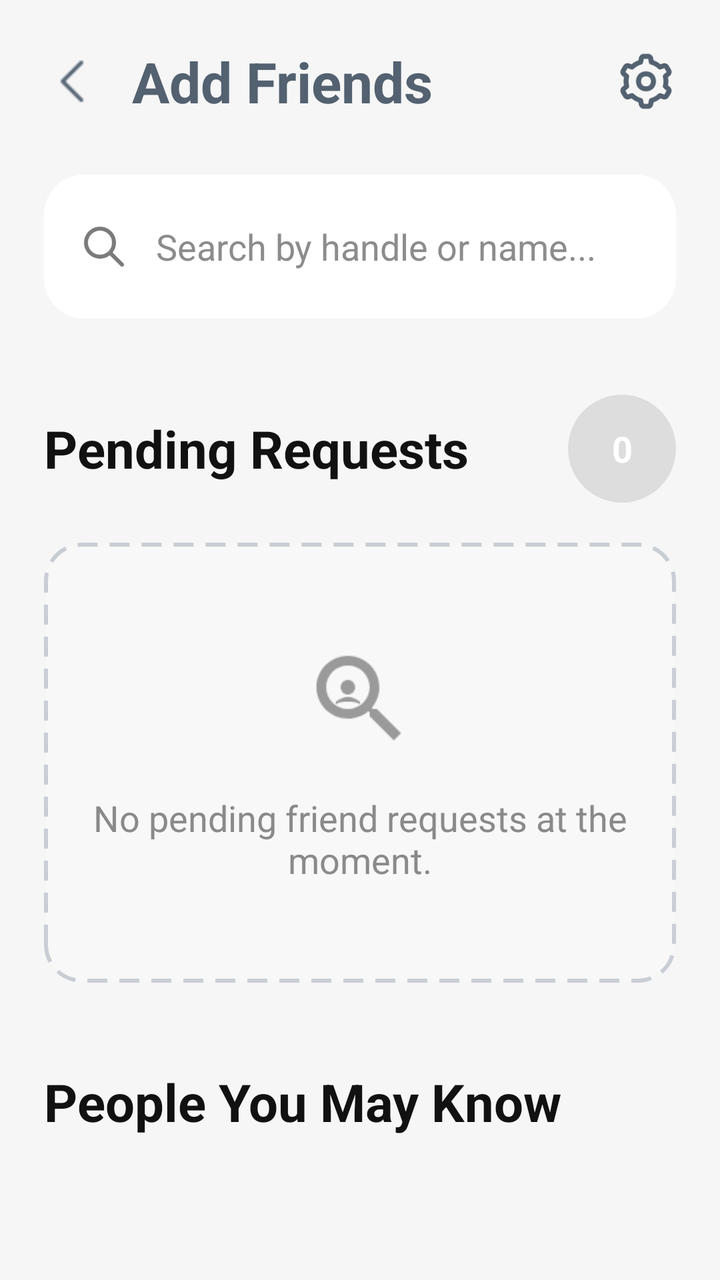
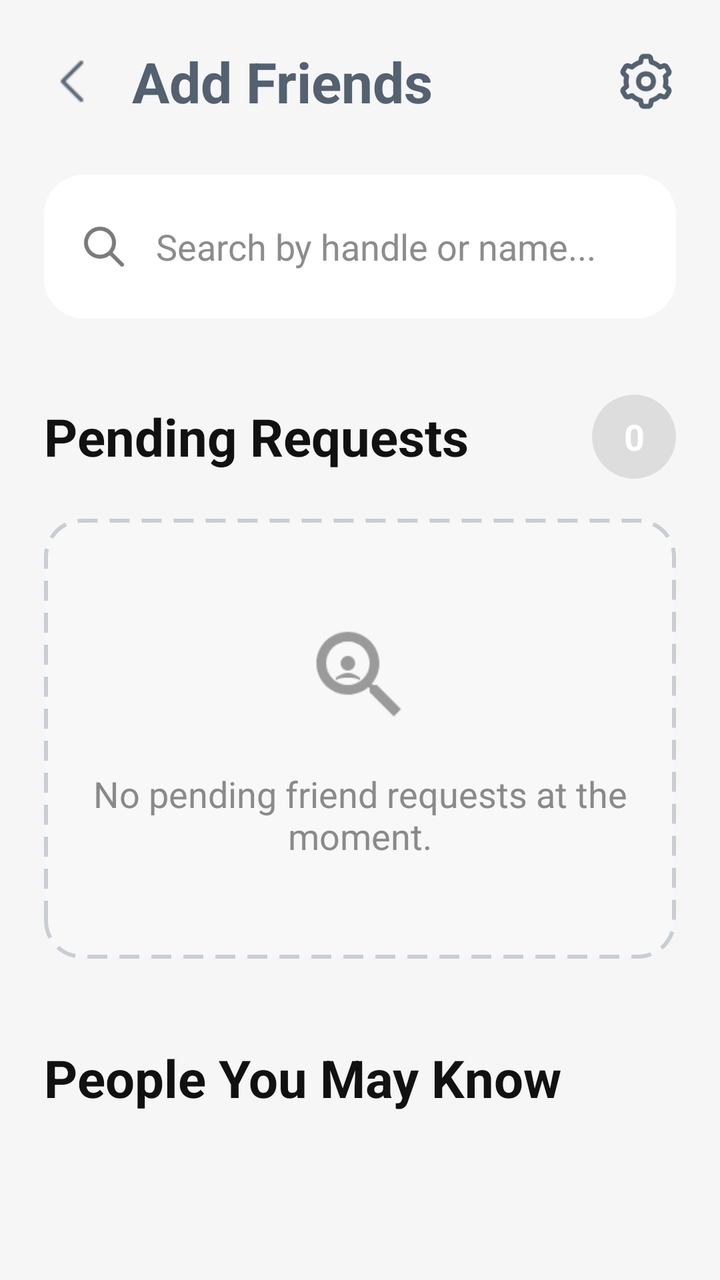

The first picture is an Android layout as it rendered before a commit; the second is the same layout after the commit. The layout source and the unified diff follow.
<!-- AndroidManifest.xml: application theme Theme.HaloChat -->
<!-- res/layout/activity_add_friends.xml -->
<?xml version="1.0" encoding="utf-8"?>
<RelativeLayout xmlns:android="http://schemas.android.com/apk/res/android"
    xmlns:app="http://schemas.android.com/apk/res-auto"
    android:layout_width="match_parent"
    android:layout_height="match_parent"
    android:background="#F6F6F7">

    <ScrollView
        android:layout_width="match_parent"
        android:layout_height="match_parent"
        android:fillViewport="true">

        <LinearLayout
            android:layout_width="match_parent"
            android:layout_height="wrap_content"
            android:orientation="vertical"
            android:padding="22dp">

            

            <LinearLayout
                android:layout_width="match_parent"
                android:layout_height="wrap_content"
                android:gravity="center_vertical"
                android:orientation="horizontal">

                <ImageView
                    android:id="@+id/backBtn"
                    android:layout_width="28dp"
                    android:layout_height="28dp"
                    android:rotation="180"
                    android:src="@drawable/arrow_icon"
                    android:tint="#536170" />

                <TextView
                    android:layout_width="0dp"
                    android:layout_height="wrap_content"
                    android:layout_marginStart="16dp"
                    android:layout_weight="1"
                    android:text="Add Friends"
                    android:textColor="#536170"
                    android:textSize="28sp"
                    android:textStyle="bold" />

                <ImageView
                    android:id="@+id/settingsBtn"
                    android:layout_width="30dp"
                    android:layout_height="30dp"
                    android:src="@drawable/settings_icon"
                    android:tint="#536170" />

            </LinearLayout>

            

            <LinearLayout
                android:layout_width="match_parent"
                android:layout_height="72dp"
                android:layout_marginTop="28dp"
                android:background="@drawable/search_bg"
                android:gravity="center_vertical"
                android:orientation="horizontal"
                android:paddingStart="18dp"
                android:paddingEnd="18dp">

                <ImageView
                    android:layout_width="24dp"
                    android:layout_height="24dp"
                    android:src="@drawable/search_icon"
                    android:tint="#7B7B7B" />

                <EditText
                    android:id="@+id/searchBar"
                    android:layout_width="match_parent"
                    android:layout_height="wrap_content"
                    android:layout_marginStart="14dp"
                    android:background="@android:color/transparent"
                    android:hint="Search by handle or name..."
                    android:textColor="#111111"
                    android:textColorHint="#8C8C8C"
                    android:textSize="18sp" />

            </LinearLayout>

            

            <LinearLayout
                android:layout_width="match_parent"
                android:layout_height="wrap_content"
                android:layout_marginTop="38dp"
                android:gravity="center_vertical"
                android:orientation="horizontal">

                <TextView
                    android:layout_width="0dp"
                    android:layout_height="wrap_content"
                    android:layout_weight="1"
                    android:text="Pending Requests"
                    android:textColor="#111111"
                    android:textSize="26sp"
                    android:textStyle="bold" />

                <TextView
                    android:id="@+id/requestCount"
                    android:layout_width="54dp"
                    android:layout_height="54dp"
                    android:background="@drawable/circle_bg"
                    android:gravity="center"
                    android:text="0"
                    android:textColor="#FFFFFF"
                    android:textSize="18sp"
                    android:textStyle="bold" />

            </LinearLayout>

            

            <LinearLayout
                android:id="@+id/emptyRequestLayout"
                android:layout_width="match_parent"
                android:layout_height="220dp"
                android:layout_marginTop="20dp"
                android:background="@drawable/dashed_bg"
                android:gravity="center"
                android:orientation="vertical"
                android:padding="20dp">

                <ImageView
                    android:layout_width="58dp"
                    android:layout_height="58dp"
                    android:src="@drawable/search_friend"
                    android:tint="#9A9A9A" />

                <TextView
                    android:layout_width="wrap_content"
                    android:layout_height="wrap_content"
                    android:layout_marginTop="18dp"
                    android:gravity="center"
                    android:text="No pending friend requests at the moment."
                    android:textAlignment="center"
                    android:textColor="#8A8A8A"
                    android:textSize="18sp" />

            </LinearLayout>

            

            <androidx.recyclerview.widget.RecyclerView
                android:id="@+id/requestRecycler"
                android:layout_width="match_parent"
                android:layout_height="wrap_content"
                android:layout_marginTop="20dp"
                android:nestedScrollingEnabled="false"
                android:visibility="gone" />

            

            <TextView
                android:layout_width="wrap_content"
                android:layout_height="wrap_content"
                android:layout_marginTop="42dp"
                android:text="People You May Know"
                android:textColor="#111111"
                android:textSize="26sp"
                android:textStyle="bold" />

            

            <androidx.recyclerview.widget.RecyclerView
                android:id="@+id/recyclerUsers"
                android:layout_width="match_parent"
                android:layout_height="wrap_content"
                android:layout_marginTop="22dp"
                android:nestedScrollingEnabled="false" />

        </LinearLayout>

    </ScrollView>

</RelativeLayout>
<!-- resources referenced by this layout -->
<resources>
  <!-- drawable arrow_icon: png bitmap (drawable, 174 bytes) -->
  <!-- drawable circle_bg (drawable) -->
  <?xml version="1.0" encoding="utf-8"?>
  <shape xmlns:android="http://schemas.android.com/apk/res/android"
      android:shape="oval">
  
      <solid android:color="#DDDDDD"/>
  </shape>
  <!-- drawable dashed_bg (drawable) -->
  <?xml version="1.0" encoding="utf-8"?>
  <shape xmlns:android="http://schemas.android.com/apk/res/android"
      android:shape="rectangle">
  
      <solid android:color="#F8F8F8"/>
  
      <corners android:radius="18dp"/>
  
      <stroke
          android:width="2dp"
          android:color="#C9CDD4"
          android:dashWidth="10dp"
          android:dashGap="6dp"/>
  
  </shape>
  <!-- drawable search_bg (drawable) -->
  <?xml version="1.0" encoding="utf-8"?>
  <shape xmlns:android="http://schemas.android.com/apk/res/android">
  
      <solid android:color="#FFFFFF"/>
  
      <corners android:radius="20dp"/>
  
  </shape>
  <!-- drawable search_friend: png bitmap (drawable, 2777 bytes) -->
  <!-- drawable search_icon: png bitmap (drawable, 1505 bytes) -->
  <!-- drawable settings_icon: png bitmap (drawable, 2221 bytes) -->
  <style name="Theme.HaloChat" parent="Theme.Material3.DayNight.NoActionBar">
          <item name="android:statusBarColor">@android:color/transparent</item>
      </style>
</resources>

<!-- the commit's change to res/layout/activity_add_friends.xml (unified diff, before → after) -->
@@ -102,8 +102,8 @@
 
                 <TextView
                     android:id="@+id/requestCount"
-                    android:layout_width="54dp"
-                    android:layout_height="54dp"
+                    android:layout_width="42dp"
+                    android:layout_height="42dp"
                     android:background="@drawable/circle_bg"
                     android:gravity="center"
                     android:text="0"
